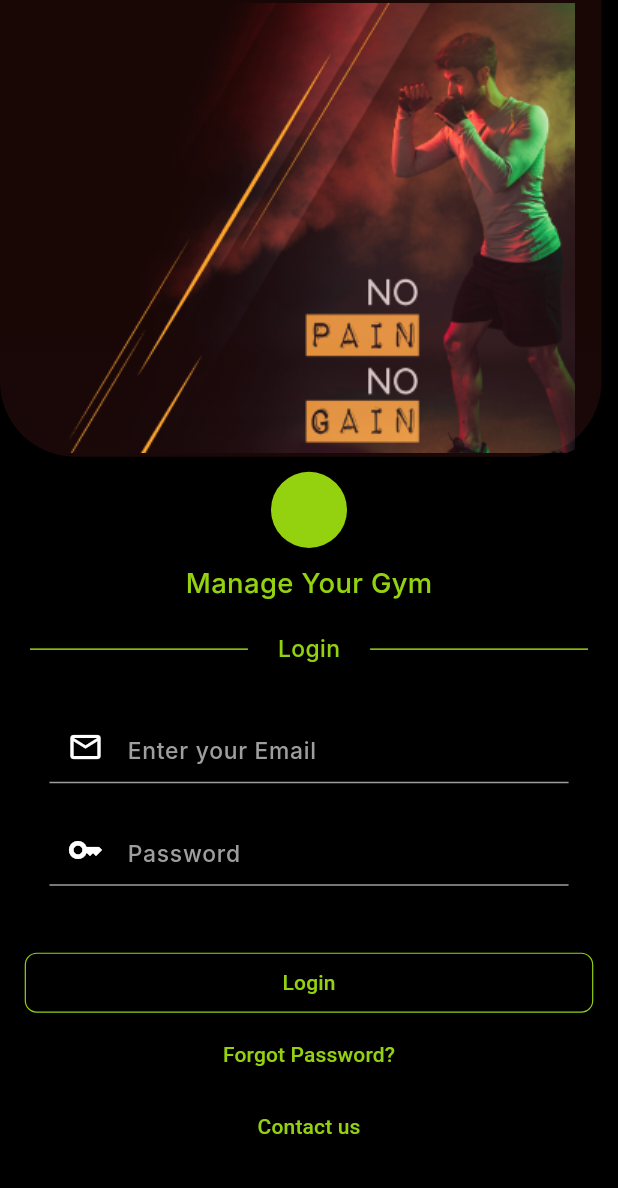
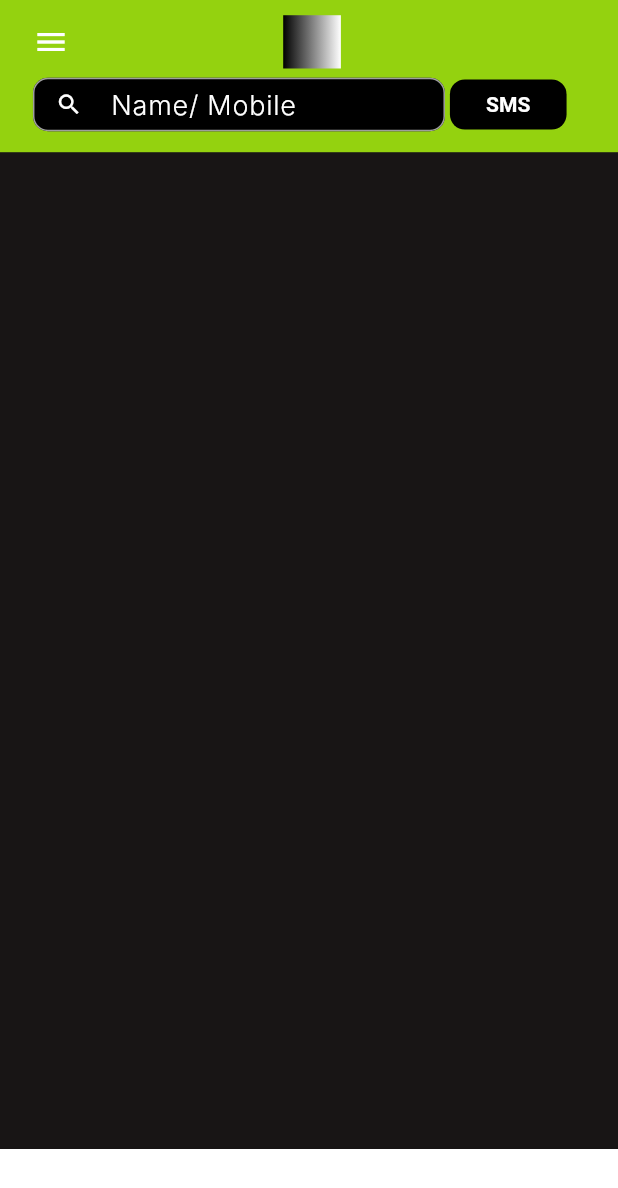
Before and after one commit to Sumeetbharali/360, a Flutter app: the screen it shows after launch, on a phone screen of 412 x 824 dp. Shown: the top 1188 px of the screen. Run offline on Flutter 3.47's test engine with Material 3 defaults, Android fonts, the phone set to English and light mode, and no system bars; our stand-ins replace flutter_screenutil; Roboto replaces fonts that are missing (Inter).

Commit message:
- My AppBar

```diff
--- a/lib/core/configurations/app_router.dart
+++ b/lib/core/configurations/app_router.dart
@@ -2,7 +2,7 @@ import 'package:flutter/material.dart';
 import 'package:gym_management/core/configurations/pages_routes.dart';
 import 'package:gym_management/features/login/presentation/views/login.dart';
 
-import '../../features/home/presentation/views/home.dart';
+import '../../main_layout.dart';
 
 class AppRouter {
   static Route<dynamic> onGenerateRoute(RouteSettings settings) {
@@ -11,9 +11,9 @@ class AppRouter {
         return MaterialPageRoute(
             builder: (context) => Login(), settings: settings);
 
-      case PagesRoutes.homeView:
+      case PagesRoutes.mainLayout:
         return MaterialPageRoute(
-            builder: (context) => Home(), settings: settings);
+            builder: (context) => MainLayout(), settings: settings);
       default:
         return MaterialPageRoute(builder: (context) => const Placeholder()
             // builder: (context) => SplashView()
--- a/lib/core/configurations/pages_routes.dart
+++ b/lib/core/configurations/pages_routes.dart
@@ -1,4 +1,4 @@
 class PagesRoutes {
   static const String onBoardingView = "/";
-  static const String homeView = "/home";
+  static const String mainLayout = "/layout";
 }
--- a/lib/core/theme/application_theme_manager.dart
+++ b/lib/core/theme/application_theme_manager.dart
@@ -4,6 +4,9 @@ import 'color_palette.dart';
 
 class ApplicationThemeManager {
   static ThemeData theme = ThemeData(
+    appBarTheme: AppBarTheme(
+        backgroundColor: ColorPalette.mainGreen,
+        iconTheme: IconThemeData(color: Colors.white)),
     scaffoldBackgroundColor: ColorPalette.backgroundColor,
     colorScheme: ColorScheme(
         brightness: Brightness.dark,
--- a/lib/core/theme/color_palette.dart
+++ b/lib/core/theme/color_palette.dart
@@ -4,5 +4,5 @@ class ColorPalette {
   static Color backgroundColor = const Color(0xFF000000);
   static Color mainGreen = const Color(0xFF94D20F);
   static Color red = const Color(0xFFFF0000);
-  static Color darkGrey = const Color(0xFF757575);
+  static Color darkGrey = const Color(0xFF181515);
 }
--- a/lib/core/theme/text_styles.dart
+++ b/lib/core/theme/text_styles.dart
@@ -10,6 +10,11 @@ class MyTextStyles {
       color: ColorPalette.mainGreen,
       fontSize: 18.sp,
       fontWeight: MyFontWeights.medium);
+  static TextStyle fontInter18WhiteLight = TextStyle(
+      fontFamily: 'Inter',
+      fontSize: 18,
+      color: Colors.white,
+      fontWeight: FontWeight.w300);
   static TextStyle fontInter15MainGreenMedium = TextStyle(
       fontFamily: 'Inter',
       color: ColorPalette.mainGreen,
--- /dev/null
+++ b/lib/core/widgets/my_app_bar.dart
@@ -0,0 +1,84 @@
+import 'package:flutter/material.dart';
+import 'package:flutter_screenutil/flutter_screenutil.dart';
+import 'package:gym_management/core/theme/text_styles.dart';
+import 'package:gym_management/core/widgets/space.dart';
+
+import '../theme/color_palette.dart';
+
+class MyAppBar extends StatelessWidget {
+  const MyAppBar({super.key});
+
+  @override
+  Widget build(BuildContext context) {
+    return Container(
+      padding: EdgeInsets.symmetric(horizontal: 20.w),
+      height: 100.h,
+      color: ColorPalette.mainGreen,
+      child: Column(
+        children: [
+          Padding(
+            padding: EdgeInsets.only(top: 10.h),
+            child: Row(
+              crossAxisAlignment: CrossAxisAlignment.center,
+              children: [
+                const Icon(
+                  Icons.menu,
+                  color: Colors.white,
+                ),
+                horizontalSpace(130),
+                Container(
+                  decoration: BoxDecoration(
+                      gradient:
+                          LinearGradient(colors: [Colors.black, Colors.white])),
+                  height: 35.h,
+                  width: 35.w,
+                )
+              ],
+            ),
+          ),
+          Row(
+            children: [
+              SizedBox(
+                width: 250.w,
+                height: 35.h,
+                child: TextFormField(
+                  style: TextStyle(fontSize: 20),
+                  decoration: InputDecoration(
+                    contentPadding: EdgeInsets.symmetric(vertical: 1.h),
+                    hintText: "Name/ Mobile",
+                    hintStyle: MyTextStyles.fontInter18WhiteLight,
+                    prefixIcon: const Icon(Icons.search),
+                    prefixIconColor: Colors.white,
+                    isDense: true,
+                    filled: true,
+                    fillColor: Colors.black,
+                    border: OutlineInputBorder(
+                      borderRadius: BorderRadius.circular(10.0),
+                    ),
+                  ),
+                  onChanged: (searchBarController) {},
+                ),
+              ),
+              horizontalSpace(3),
+              FilledButton(
+                onPressed: () {},
+                style: FilledButton.styleFrom(
+                    shape: RoundedRectangleBorder(
+                        borderRadius: BorderRadius.circular(10)),
+                    minimumSize: Size(30.w, 33.h),
+                    backgroundColor: Colors.black),
+                child: const Text(
+                  "SMS",
+                  style: TextStyle(
+                      color: Colors.white,
+                      fontSize: 14,
+                      fontWeight: FontWeight.bold),
+                ),
+              )
+            ],
+          )
+        ],
+      ),
+    );
+  }
+}
--- a/lib/features/home/presentation/views/home.dart
+++ /dev/null
@@ -1,10 +0,0 @@
-import 'package:flutter/material.dart';
-
-class Home extends StatelessWidget {
-  const Home({super.key});
-
-  @override
-  Widget build(BuildContext context) {
-    return const Placeholder();
-  }
-}
--- a/lib/main.dart
+++ b/lib/main.dart
@@ -1,11 +1,9 @@
 import 'package:flutter/material.dart';
-import 'package:flutter/services.dart';
 import 'package:flutter_screenutil/flutter_screenutil.dart';
 
 import 'core/configurations/app_router.dart';
 import 'core/configurations/pages_routes.dart';
 import 'core/theme/application_theme_manager.dart';
-import 'core/theme/color_palette.dart';
 
 void main() {
   runApp(const MyApp());
@@ -20,16 +18,11 @@ class MyApp extends StatelessWidget {
       child: ScreenUtilInit(
         designSize: const Size(375, 812),
         minTextAdapt: true,
-        child: AnnotatedRegion(
-          value: SystemUiOverlayStyle(
-              systemNavigationBarColor: ColorPalette.backgroundColor,
-              statusBarColor: ColorPalette.backgroundColor),
-          child: MaterialApp(
-            debugShowCheckedModeBanner: false,
-            theme: ApplicationThemeManager.theme,
-            initialRoute: PagesRoutes.onBoardingView,
-            onGenerateRoute: AppRouter.onGenerateRoute,
-          ),
+        child: MaterialApp(
+          debugShowCheckedModeBanner: false,
+          theme: ApplicationThemeManager.theme,
+          initialRoute: PagesRoutes.mainLayout,
+          onGenerateRoute: AppRouter.onGenerateRoute,
         ),
       ),
     );
--- /dev/null
+++ b/lib/main_layout.dart
@@ -0,0 +1,34 @@
+import 'package:flutter/material.dart';
+import 'package:gym_management/core/theme/color_palette.dart';
+import 'package:gym_management/core/widgets/my_app_bar.dart';
+
+class MainLayout extends StatefulWidget {
+  const MainLayout({super.key});
+
+  @override
+  State<MainLayout> createState() => _MainLayoutState();
+}
+
+class _MainLayoutState extends State<MainLayout> {
+  @override
+  Widget build(BuildContext context) {
+    return Scaffold(
+      backgroundColor: ColorPalette.darkGrey,
+      body: Column(
+        children: [MyAppBar()],
+      ),
+      bottomNavigationBar:
+          BottomNavigationBar(currentIndex: 0, onTap: (index) {}, items: [
+        BottomNavigationBarItem(icon: Icon(Icons.people), label: "Members"),
+        BottomNavigationBarItem(
+            icon: Icon(Icons.dashboard_customize), label: "Dashboard"),
+        BottomNavigationBarItem(
+            icon: Icon(Icons.dashboard_customize), label: "Dashboard"),
+        BottomNavigationBarItem(
+            icon: Icon(Icons.dashboard_customize), label: "Dashboard"),
+        BottomNavigationBarItem(
+            icon: Icon(Icons.dashboard_customize), label: "Dashboard"),
+      ]),
+    );
+  }
+}
```
